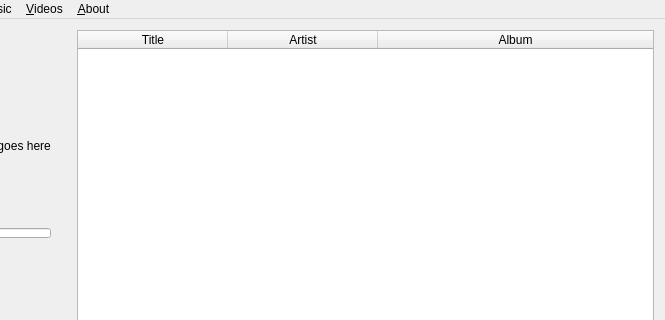
First picture: the form in mainwindow.ui, repository abnd90/Qpod, before the edit; both pictures show x 100 to 765 and y 0 to 320 of the 765 by 469 pixel window.
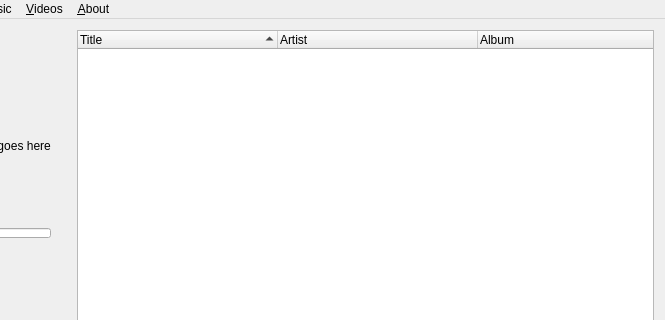
Second picture: the form after the edit. Icons and pictures are not drawn.

```diff
--- a/mainwindow.ui
+++ b/mainwindow.ui
@@ -31,11 +31,11 @@
    </property>
    <layout class="QVBoxLayout" name="verticalLayout_2">
     <item>
-     <layout class="QGridLayout" name="gridLayout">
+     <layout class="QHBoxLayout" name="horizontalLayout">
       <property name="sizeConstraint">
        <enum>QLayout::SetNoConstraint</enum>
       </property>
-      <item row="2" column="0">
+      <item>
        <spacer name="horizontalSpacer_2">
         <property name="orientation">
          <enum>Qt::Horizontal</enum>
@@ -51,7 +51,7 @@
         </property>
        </spacer>
       </item>
-      <item row="2" column="1">
+      <item>
        <layout class="QVBoxLayout" name="verticalLayout">
         <property name="sizeConstraint">
          <enum>QLayout::SetMinimumSize</enum>
@@ -163,7 +163,7 @@
         </item>
        </layout>
       </item>
-      <item row="2" column="5">
+      <item>
        <spacer name="horizontalSpacer">
         <property name="orientation">
          <enum>Qt::Horizontal</enum>
@@ -179,28 +179,10 @@
         </property>
        </spacer>
       </item>
-      <item row="2" column="6">
-       <widget class="QTableWidget" name="tableWidget">
-        <property name="enabled">
-         <bool>true</bool>
-        </property>
-        <property name="sizePolicy">
-         <sizepolicy hsizetype="Expanding" vsizetype="Expanding">
-          <horstretch>0</horstretch>
-          <verstretch>0</verstretch>
-         </sizepolicy>
-        </property>
-        <property name="baseSize">
-         <size>
-          <width>0</width>
-          <height>0</height>
-         </size>
-        </property>
-        <property name="editTriggers">
-         <set>QAbstractItemView::NoEditTriggers</set>
-        </property>
+      <item>
+       <widget class="QTreeWidget" name="treeWidget">
         <property name="tabKeyNavigation">
-         <bool>false</bool>
+         <bool>true</bool>
         </property>
         <property name="alternatingRowColors">
          <bool>true</bool>
@@ -208,38 +190,29 @@
         <property name="selectionMode">
          <enum>QAbstractItemView::ExtendedSelection</enum>
         </property>
-        <property name="selectionBehavior">
-         <enum>QAbstractItemView::SelectRows</enum>
+        <property name="rootIsDecorated">
+         <bool>false</bool>
         </property>
-        <property name="gridStyle">
-         <enum>Qt::DotLine</enum>
+        <property name="itemsExpandable">
+         <bool>false</bool>
         </property>
         <property name="sortingEnabled">
          <bool>true</bool>
         </property>
-        <property name="cornerButtonEnabled">
+        <property name="animated">
          <bool>false</bool>
         </property>
-        <attribute name="horizontalHeaderCascadingSectionResizes">
+        <property name="headerHidden">
          <bool>false</bool>
-        </attribute>
-        <attribute name="horizontalHeaderDefaultSectionSize">
-         <number>150</number>
-        </attribute>
-        <attribute name="horizontalHeaderHighlightSections">
-         <bool>true</bool>
-        </attribute>
-        <attribute name="horizontalHeaderStretchLastSection">
-         <bool>true</bool>
-        </attribute>
-        <attribute name="verticalHeaderVisible">
+        </property>
+        <property name="expandsOnDoubleClick">
          <bool>false</bool>
+        </property>
+        <attribute name="headerDefaultSectionSize">
+         <number>200</number>
         </attribute>
-        <attribute name="verticalHeaderShowSortIndicator" stdset="0">
-         <bool>false</bool>
-        </attribute>
-        <attribute name="verticalHeaderStretchLastSection">
-         <bool>false</bool>
+        <attribute name="headerDefaultSectionSize">
+         <number>200</number>
         </attribute>
         <column>
          <property name="text">
```
